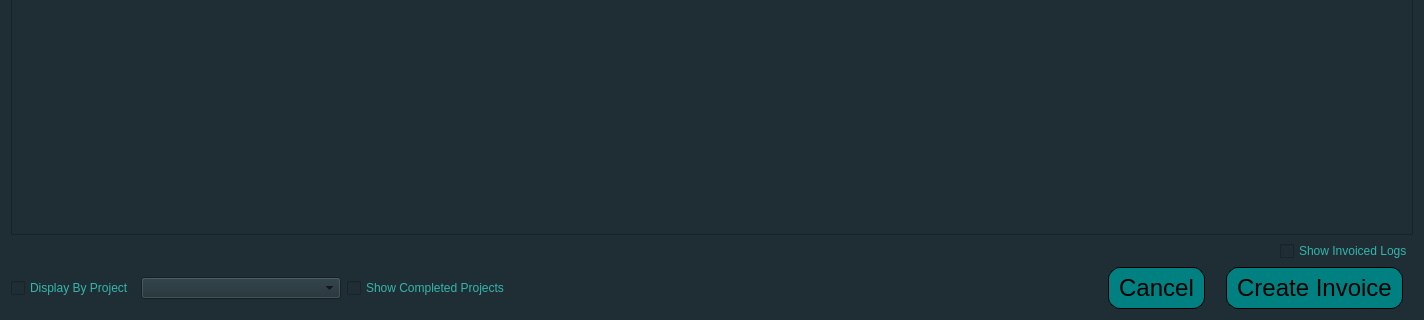
Old version of the form src/ui/ViewTimeEntries.ui in the repository CanMatthewCode/ArchitectsLog; both pictures show x 0 to 1424 and y 330 to 650 of the 1424 by 650 pixel window.
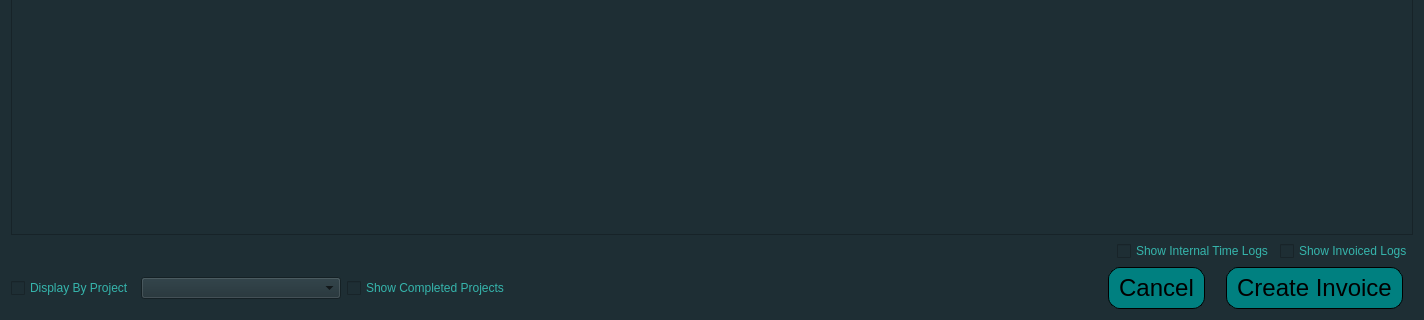
New version of the form.

Patch:
```diff
--- a/src/ui/ViewTimeEntries.ui
+++ b/src/ui/ViewTimeEntries.ui
@@ -86,7 +86,34 @@
      </attribute>
     </widget>
    </item>
-   <item alignment="Qt::AlignmentFlag::AlignRight|Qt::AlignmentFlag::AlignVCenter">
+   <item>
+    <layout class="QHBoxLayout" name="horizontalLayout_2">
+     <item>
+      <spacer name="horizontalSpacer_2">
+       <property name="orientation">
+        <enum>Qt::Orientation::Horizontal</enum>
+       </property>
+       <property name="sizeHint" stdset="0">
+        <size>
+         <width>40</width>
+         <height>20</height>
+        </size>
+       </property>
+      </spacer>
+     </item>
+     <item alignment="Qt::AlignmentFlag::AlignRight">
+      <widget class="QCheckBox" name="showInternalsCheckBox">
+       <property name="styleSheet">
+        <string notr="true">QCheckBox{
+	color: #35B5AC;
+}</string>
+       </property>
+       <property name="text">
+        <string>Show Internal Time Logs</string>
+       </property>
+      </widget>
+     </item>
+     <item alignment="Qt::AlignmentFlag::AlignRight">
     <widget class="QCheckBox" name="showInvoicedCheckBox">
      <property name="styleSheet">
       <string notr="true">QCheckBox{
@@ -97,6 +124,8 @@
       <string>Show Invoiced Logs</string>
      </property>
     </widget>
+     </item>
+    </layout>
    </item>
    <item>
     <layout class="QHBoxLayout" name="horizontalLayout">
```
Lines whose indentation alone changed are shown as unchanged.
